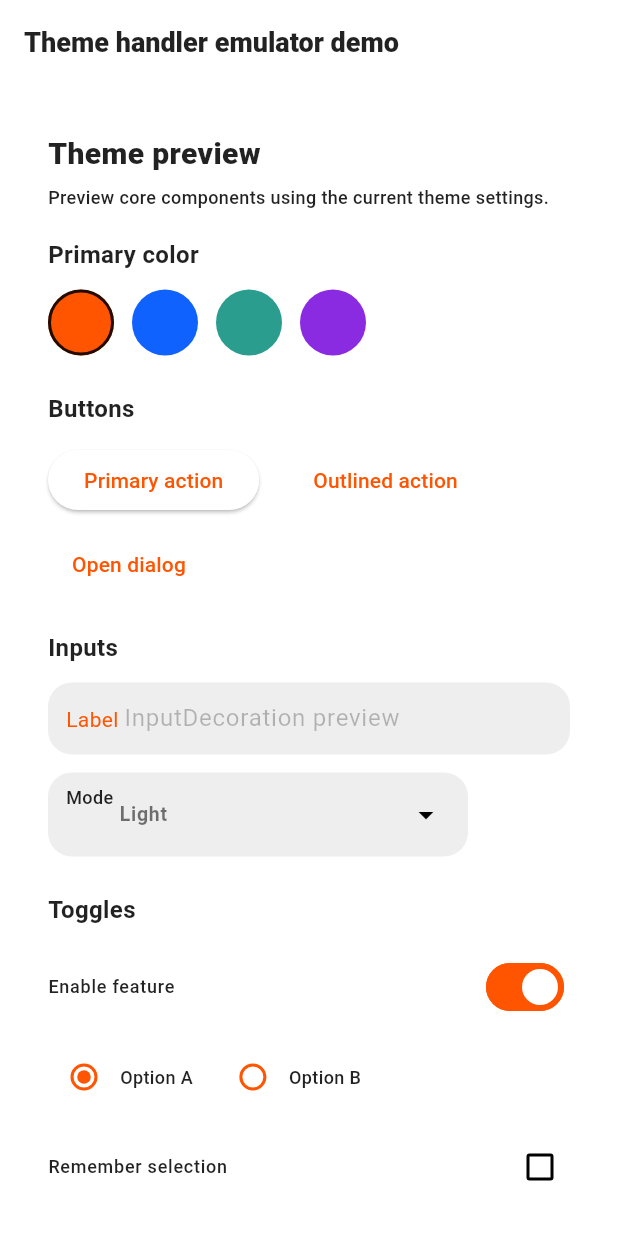
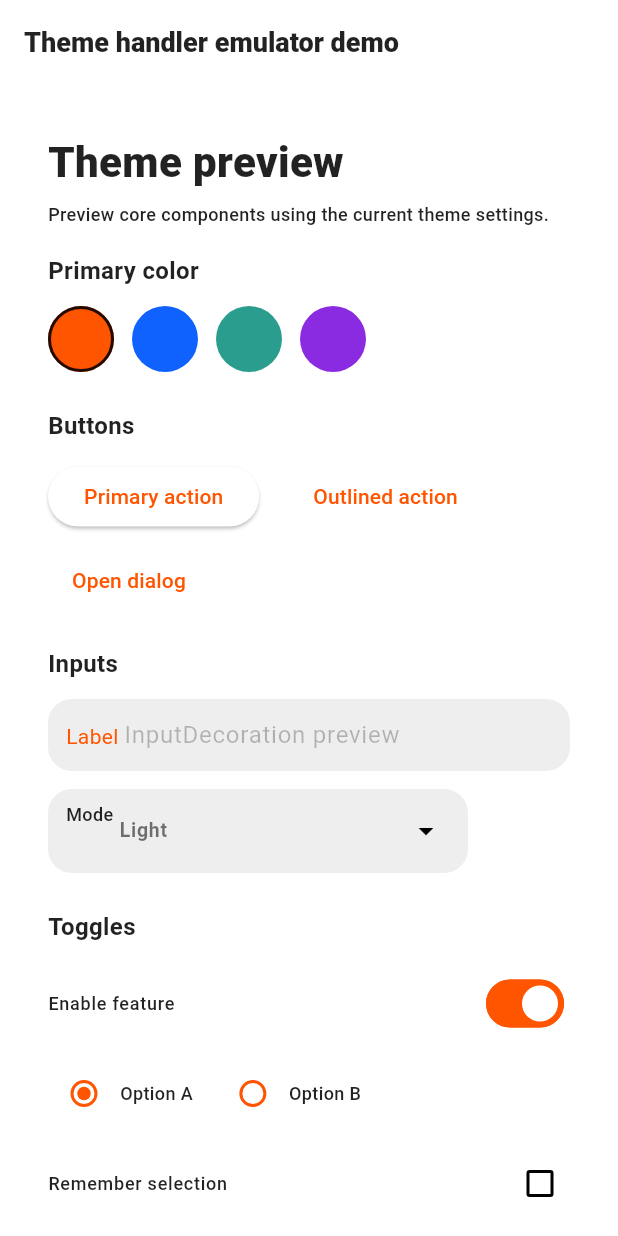
Before and after one commit to JoTroup/jlt_app_theme_handler, a Flutter app: the screen it shows after launch, on a phone screen of 412 x 824 dp. Run offline on Flutter 3.47's test engine with Material 3 defaults, Android fonts, the phone set to English and light mode, and no system bars; our stand-ins replace tinycolor2; Roboto replaces fonts that are missing (Poppins).

Commit message:
Increase H1 font sizes
Update AppTheme.getH1TextStyle to use larger heading sizes: portrait fontSize changed from 20 to 28 and landscape from 24 to 32 to improve header visibility and readability.

```diff
--- a/lib/src/app_theme.dart
+++ b/lib/src/app_theme.dart
@@ -102,7 +102,7 @@ class AppTheme {
 
   getH1TextStyle({Color? color, FontWeight? fontWeight}) {
     return TextStyle(
-        fontSize: isDevicePortrait() ? 20 : 24,
+        fontSize: isDevicePortrait() ? 28 : 32,
         fontWeight: fontWeight ?? FontWeight.w900,
         color: color ?? Colors.black87
     );
```
